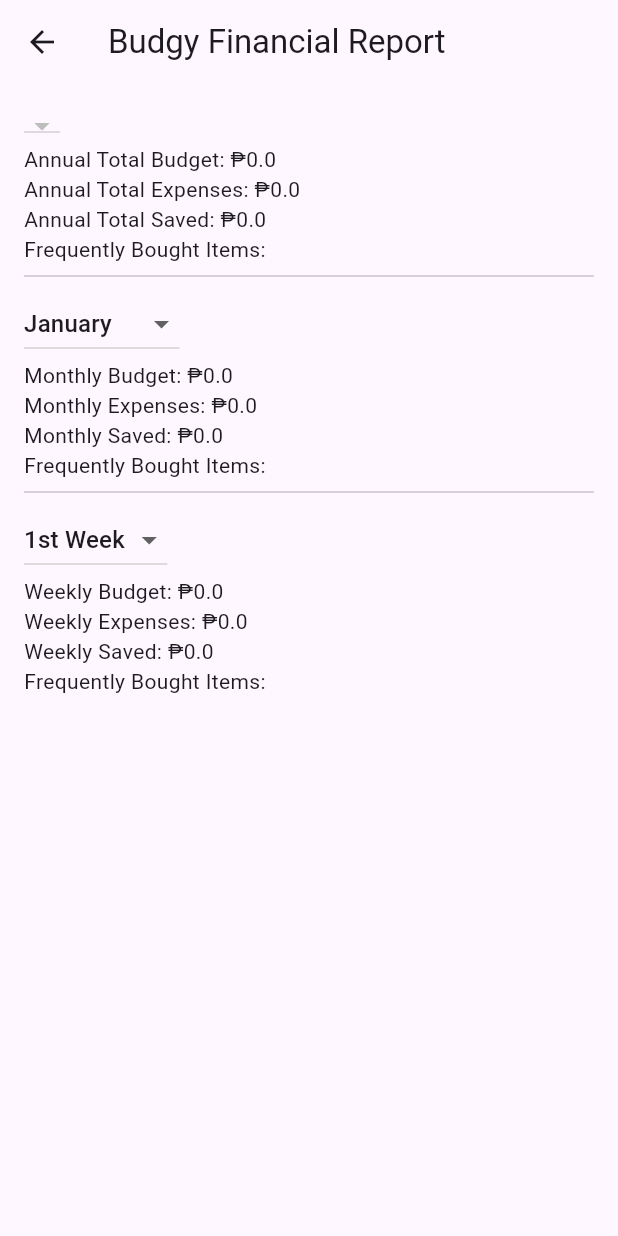
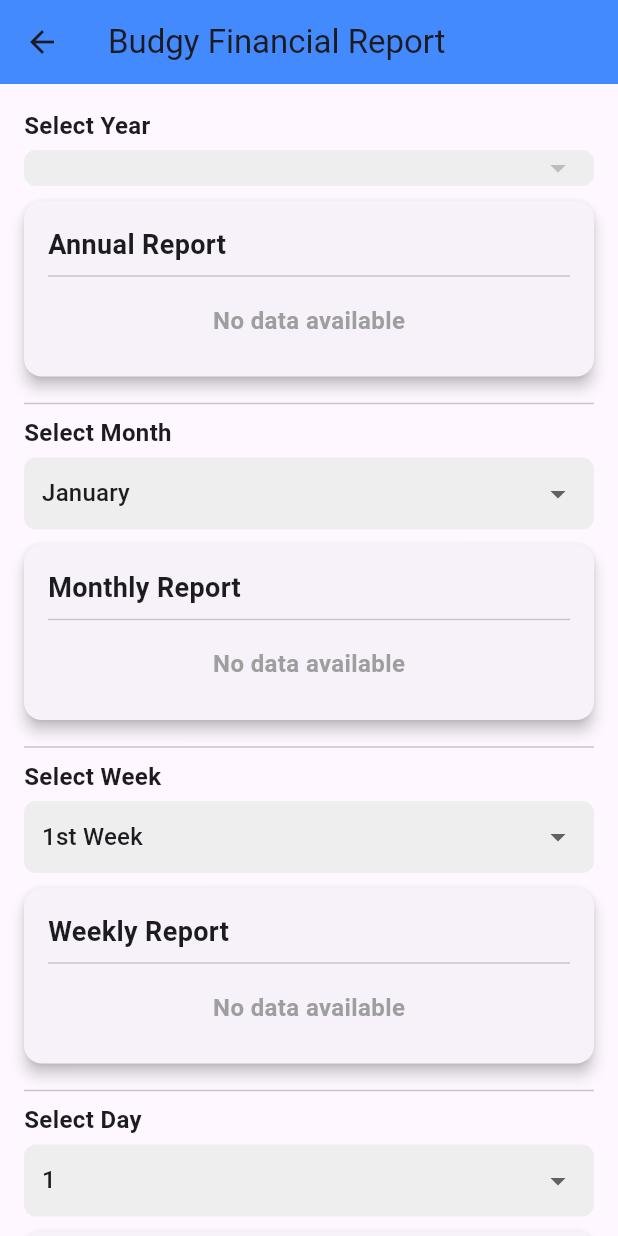
Before and after one commit to leviticuz/budgy, a Flutter app: the FinancialReportScreen screen opened directly with empty values, on a phone screen of 412 x 824 dp. Run offline on Flutter 3.47's test engine with Material 3 defaults, Android fonts, the phone set to English and light mode, and no system bars; our stand-ins replace firebase_core, firebase_database, fl_chart, fluttertoast, lottie, shared_preferences and 1 more; accounts and stored records are empty.

Commit message:
Working Budget Bar Graph, Daily Filter, Plus Enhanced Reports

```diff
--- a/lib/bar.dart
+++ b/lib/bar.dart
@@ -3,6 +3,7 @@ import 'package:flutter/material.dart';
 import 'package:fl_chart/fl_chart.dart';
 import 'package:shared_preferences/shared_preferences.dart';
 import 'dart:math';
+import 'dart:convert';
 
 
 class barChart extends StatefulWidget {
@@ -31,35 +32,50 @@ class _barChartState extends State<barChart> {
   Future<void> _loadData() async {
     final prefs = await SharedPreferences.getInstance();
     final year = widget.selectedDate.year;
+    print("Selected Year: $year");
 
-    List<Map<String, double>> tempData = [];
+    List<Map<String, double>> tempData = List.generate(12, (_) => {"totalBudget": 0.0, "totalSpending": 0.0});
     double maxSpendingOrBudget = 0.0;
 
-    SharedPrefsHelper sharedPrefsHelper = SharedPrefsHelper();
+    // Retrieve the saved item list
+    final itemListJson = prefs.getString('itemList');
+    if (itemListJson != null) {
+      List<dynamic> itemList = jsonDecode(itemListJson);
 
-    for (int i = 0; i < 12; i++) {
-      double budget = 0;
-      double spending = 0;
-      final month = (i + 1).toString().padLeft(2, '0');
+      for (var item in itemList) {
+        DateTime itemDate = DateTime.parse(item["date"]);
+        if (itemDate.year == year) {
+          int monthIndex = itemDate.month - 1; // Convert to 0-based index
 
-      int daysInMonth = DateTime(year, i + 1 + 1, 0).day;  // This gives the last day of the month
+          // Extract budget
+          double budget = (item["budget"] ?? 0.0);
 
-      for (int dayIndex = 1; dayIndex <= daysInMonth; dayIndex++) {
-        final day = dayIndex.toString().padLeft(2, '0');
-        final monthKey = "$year-$month-$day";
-        budget += prefs.getDouble("${monthKey}_budget") ?? 0.0;
-        spending += await sharedPrefsHelper.saveSpending(0, DateTime(year, i + 1, dayIndex));
+          // Calculate total spending from items
+          double totalSpending = 0.0;
+          List<dynamic> items = item["items"] ?? [];
+          for (var itemDetail in items) {
+            totalSpending += (itemDetail["price"] ?? 0.0);
+          }
+
+          // Accumulate per month
+          tempData[monthIndex]["totalBudget"] = (tempData[monthIndex]["totalBudget"] ?? 0.0) + budget;
+          tempData[monthIndex]["totalSpending"] = (tempData[monthIndex]["totalSpending"] ?? 0.0) + totalSpending;
+
+          // Track the highest value for scaling the chart
+          maxSpendingOrBudget = max(maxSpendingOrBudget, max(tempData[monthIndex]["totalBudget"]!, tempData[monthIndex]["totalSpending"]!));
+        }
       }
+    }
 
-      tempData.add({"totalBudget": budget, "totalSpending": spending});
-      maxSpendingOrBudget = max(maxSpendingOrBudget, max(budget, spending));
-    }
     setState(() {
       monthlyData = tempData;
       maxYValue = (maxSpendingOrBudget * 1.5).ceilToDouble();
       if (maxYValue < 10) maxYValue = 10;
     });
+
+    print("Monthly Data: $monthlyData"); // Debug output
   }
+
 
 
   List<BarChartGroupData> _generateChartGroups() {
--- a/lib/report.dart
+++ b/lib/report.dart
@@ -1,6 +1,7 @@
 import 'dart:convert';
 import 'package:flutter/material.dart';
 import 'package:shared_preferences/shared_preferences.dart';
+import 'package:fl_chart/fl_chart.dart';
 
 class FinancialReportGenerator {
 
@@ -72,6 +73,41 @@ class FinancialReportGenerator {
     };
   }
 
+  Map<String, dynamic> _calculateDailyData(
+      List<dynamic> itemList, String year, String month, String day) {
+    final filteredItems = itemList.where((item) {
+      if (item['date'] == null) return false;
+      final date = DateTime.parse(item['date']);
+      return date.year.toString() == year &&
+          _months[date.month - 1] == month &&
+          date.day.toString() == day;
+    }).toList();
+
+    double totalBudget =
+    filteredItems.fold(0.0, (sum, item) => sum + (item['budget'] ?? 0.0));
+    double totalExpenses = filteredItems.fold(
+        0.0,
+            (sum, item) =>
+        sum +
+            (item['items'] != null
+                ? (item['items'] as List<dynamic>)
+                .where((subItem) => subItem['isChecked'] == true)
+                .fold(
+                0.0,
+                    (subSum, subItem) =>
+                subSum + ((subItem['price'] * subItem['quantity']) ?? 0.0))
+                : 0.0));
+
+    double totalSaved = totalBudget - totalExpenses;
+    List frequentItems = _calculateFrequentItems(filteredItems);
+
+    return {
+      "budget": totalBudget,
+      "expenses": totalExpenses,
+      "saved": totalSaved,
+      "frequentItems": frequentItems,
+    };
+  }
 
   Future<void> showFinancialReport(BuildContext context) async {
     final prefs = await SharedPreferences.getInstance();
@@ -222,10 +258,12 @@ class _FinancialReportScreenState extends State<FinancialReportScreen> {
   String selectedYear = "2025";
   String selectedMonth = "January";
   String selectedWeek = "1st Week";
+  String selectedDay = "1";
 
   late Map<String, dynamic> annualData;
   late Map<String, dynamic> monthlyData;
   late Map<String, dynamic> weeklyData;
+  late Map<String, dynamic> dailyData;
 
   @override
   void initState() {
@@ -234,103 +272,160 @@ class _FinancialReportScreenState extends State<FinancialReportScreen> {
   }
 
   void _calculateReports() {
-    annualData = FinancialReportGenerator()._calculateAnnualData(widget.itemList, selectedYear);
-    monthlyData = FinancialReportGenerator()._calculateMonthlyData(widget.itemList, selectedYear, selectedMonth);
-    weeklyData = FinancialReportGenerator()._calculateWeeklyData(widget.itemList, selectedYear, selectedMonth, selectedWeek);
+    final generator = FinancialReportGenerator();
+    annualData = generator._calculateAnnualData(widget.itemList, selectedYear);
+    monthlyData = generator._calculateMonthlyData(widget.itemList, selectedYear, selectedMonth);
+    weeklyData = generator._calculateWeeklyData(widget.itemList, selectedYear, selectedMonth, selectedWeek);
+    dailyData = generator._calculateDailyData(widget.itemList, selectedYear, selectedMonth, selectedDay);
+  }
+
+  List<String> _getDaysInMonth() {
+    int monthIndex = FinancialReportGenerator()._months.indexOf(selectedMonth) + 1;
+    int year = int.parse(selectedYear);
+    int daysInMonth = DateTime(year, monthIndex + 1, 0).day;
+    return List.generate(daysInMonth, (index) => (index + 1).toString());
+  }
+
+  Widget _buildPieChart(double budget, double expenses, double saved) {
+    return SizedBox(
+      height: 200,
+      child: PieChart(
+        PieChartData(
+          sections: [
+            PieChartSectionData(
+              color: Colors.blue,
+              value: budget,
+              title: "Budget",
+              radius: 50,
+            ),
+            PieChartSectionData(
+              color: Colors.red,
+              value: expenses,
+              title: "Expenses",
+              radius: 50,
+            ),
+            PieChartSectionData(
+              color: Colors.green,
+              value: saved,
+              title: "Saved",
+              radius: 50,
+            ),
+          ],
+        ),
+      ),
+    );
+  }
+
+  Widget _buildDataCard(String title, Map<String, dynamic> data) {
+    bool hasData = data['budget'] > 0 || data['expenses'] > 0 || data['saved'] > 0;
+
+    return Card(
+      shape: RoundedRectangleBorder(borderRadius: BorderRadius.circular(12)),
+      elevation: 4,
+      margin: EdgeInsets.symmetric(vertical: 10),
+      child: Padding(
+        padding: EdgeInsets.all(16),
+        child: Column(
+          crossAxisAlignment: CrossAxisAlignment.start,
+          children: [
+            Text(title, style: TextStyle(fontSize: 18, fontWeight: FontWeight.bold)),
+            Divider(),
+            hasData
+                ? Column(
+              crossAxisAlignment: CrossAxisAlignment.start,
+              children: [
+                Text("Budget: \₱${data['budget']}", style: TextStyle(fontSize: 16)),
+                Text("Expenses: \₱${data['expenses']}", style: TextStyle(fontSize: 16, color: Colors.red)),
+                Text("Saved: \₱${data['saved']}", style: TextStyle(fontSize: 16, color: Colors.green)),
+                SizedBox(height: 10),
+                _buildPieChart(data['budget'], data['expenses'], data['saved']),
+                Text("Frequently Bought Items:", style: TextStyle(fontWeight: FontWeight.bold)),
+                ...data['frequentItems'].map<Widget>(
+                      (item) => Text("- ${item['name']} (${item['percentage']}%)"),
+                ).toList(),
+              ],
+            )
+                : Center(
+              child: Padding(
+                padding: EdgeInsets.all(10),
+                child: Text("No data available", style: TextStyle(fontSize: 16, fontWeight: FontWeight.bold, color: Colors.grey)),
+              ),
+            ),
+          ],
+        ),
+      ),
+    );
+  }
+
+
+  Widget _buildDropdown(String label, String value, List<String> items, Function(String) onChanged) {
+    return Column(
+      crossAxisAlignment: CrossAxisAlignment.start,
+      children: [
+        Text(label, style: TextStyle(fontSize: 16, fontWeight: FontWeight.bold)),
+        SizedBox(height: 5),
+        Container(
+          padding: EdgeInsets.symmetric(horizontal: 12),
+          decoration: BoxDecoration(
+            color: Colors.grey[200],
+            borderRadius: BorderRadius.circular(8),
+          ),
+          child: DropdownButton<String>(
+            value: value,
+            isExpanded: true,
+            underline: SizedBox(),
+            items: items.map((item) => DropdownMenuItem<String>(value: item, child: Text(item))).toList(),
+            onChanged: (value) {
+              if (value != null) {
+                setState(() => onChanged(value));
+              }
+            },
+          ),
+        ),
+      ],
+    );
   }
 
   @override
   Widget build(BuildContext context) {
     return Scaffold(
-      appBar: AppBar(
-        title: Text("Budgy Financial Report"),
-      ),
+      appBar: AppBar(title: Text("Budgy Financial Report"), backgroundColor: Colors.blueAccent),
       body: SingleChildScrollView(
-        padding: EdgeInsets.all(16.0),
+        padding: EdgeInsets.all(16),
         child: Column(
           crossAxisAlignment: CrossAxisAlignment.start,
           children: [
-            DropdownButton<String>(
-              value: selectedYear,
-              items: FinancialReportGenerator()._extractYears(widget.itemList)
-                  .map((year) => DropdownMenuItem<String>(
-                value: year,
-                child: Text(year),
-              ))
-                  .toList(),
-              onChanged: (value) {
-                if (value != null) {
-                  setState(() {
+            _buildDropdown("Select Year", selectedYear,
+                FinancialReportGenerator()._extractYears(widget.itemList), (value) {
                   selectedYear = value;
-                    selectedMonth = "January"; // Reset month on year change
-                    selectedWeek = "1st Week"; // Reset week on year change
                   _calculateReports();
-                  });
-                }
-              },
-            ),
-            Text("Annual Total Budget: \₱${annualData['budget']}"),
-            Text("Annual Total Expenses: \₱${annualData['expenses']}"),
-            Text("Annual Total Saved: \₱${annualData['saved']}"),
-            Text("Frequently Bought Items:"),
-            ...annualData['frequentItems']
-                .map<Widget>((item) => Text("- ${item['name']} (${item['percentage']}%)"))
-                .toList(),
+                }),
 
+            _buildDataCard("Annual Report", annualData),
             Divider(),
 
-            DropdownButton<String>(
-              value: selectedMonth,
-              items: FinancialReportGenerator()._months
-                  .map((month) => DropdownMenuItem<String>(
-                value: month,
-                child: Text(month),
-              ))
-                  .toList(),
-              onChanged: (value) {
-                if (value != null) {
-                  setState(() {
+            _buildDropdown("Select Month", selectedMonth, FinancialReportGenerator()._months, (value) {
               selectedMonth = value;
-                    selectedWeek = "1st Week"; // Reset week on month change
               _calculateReports();
-                  });
-                }
-              },
-            ),
-            Text("Monthly Budget: \₱${monthlyData['budget']}"),
-            Text("Monthly Expenses: \₱${monthlyData['expenses']}"),
-            Text("Monthly Saved: \₱${monthlyData['saved']}"),
-            Text("Frequently Bought Items:"),
-            ...monthlyData['frequentItems']
-                .map<Widget>((item) => Text("- ${item['name']} (${item['percentage']}%)"))
-                .toList(),
+            }),
 
+            _buildDataCard("Monthly Report", monthlyData),
             Divider(),
 
-            DropdownButton<String>(
-              value: selectedWeek,
-              items: FinancialReportGenerator()._weeks
-                  .map((week) => DropdownMenuItem<String>(
-                value: week,
-                child: Text(week),
-              ))
-                  .toList(),
-              onChanged: (value) {
-                if (value != null) {
-                  setState(() {
+            _buildDropdown("Select Week", selectedWeek, FinancialReportGenerator()._weeks, (value) {
               selectedWeek = value;
               _calculateReports();
-                  });
-                }
-              },
-            ),
-            Text("Weekly Budget: \₱${weeklyData['budget']}"),
-            Text("Weekly Expenses: \₱${weeklyData['expenses']}"),
-            Text("Weekly Saved: \₱${weeklyData['saved']}"),
-            Text("Frequently Bought Items:"),
-            ...weeklyData['frequentItems']
-                .map<Widget>((item) => Text("- ${item['name']} (${item['percentage']}%)"))
-                .toList(),
+            }),
+
+            _buildDataCard("Weekly Report", weeklyData),
+            Divider(),
+
+            _buildDropdown("Select Day", selectedDay, _getDaysInMonth(), (value) {
+              selectedDay = value;
+              _calculateReports();
+            }),
+
+            _buildDataCard("Daily Report", dailyData),
           ],
         ),
       ),
```
Lines whose indentation alone changed are shown as unchanged.
